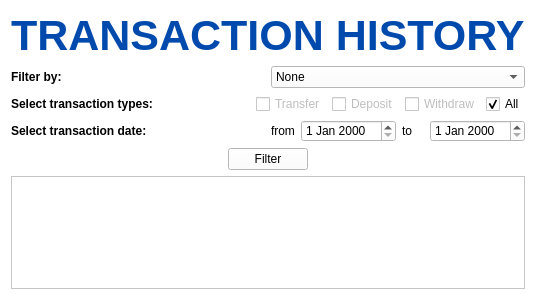
Before: the Qt Designer form resources/ui_files/transaction_history.ui in Errol-Anthony-Jano/CC15-Final-Project, drawn with Qt 5.
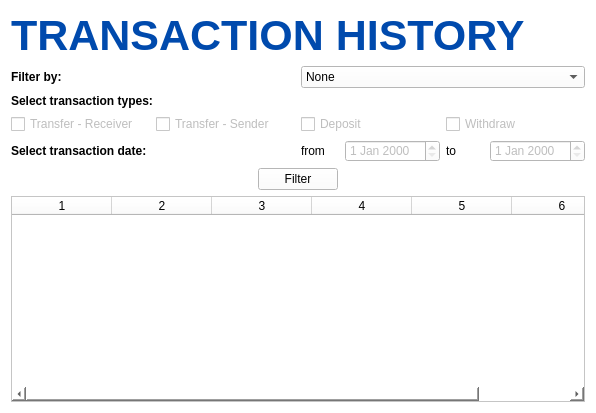
After: the same form once the commit is applied.

Patch:
```diff
--- a/resources/ui_files/transaction_history.ui
+++ b/resources/ui_files/transaction_history.ui
@@ -6,8 +6,8 @@
    <rect>
     <x>0</x>
     <y>0</y>
-    <width>400</width>
-    <height>300</height>
+    <width>596</width>
+    <height>413</height>
    </rect>
   </property>
   <property name="windowTitle">
@@ -17,7 +17,7 @@
    <string notr="true">background: #ffffff</string>
   </property>
   <layout class="QVBoxLayout" name="verticalLayout_2">
-   <item alignment="Qt::AlignHCenter">
+   <item>
     <widget class="QLabel" name="label">
      <property name="font">
       <font>
@@ -76,8 +76,6 @@
         </layout>
        </item>
        <item>
-        <layout class="QHBoxLayout" name="horizontalLayout_4">
-         <item>
           <widget class="QLabel" name="label_3">
            <property name="font">
             <font>
@@ -90,6 +88,8 @@
           </widget>
          </item>
          <item>
+        <layout class="QVBoxLayout" name="verticalLayout_4">
+         <item>
           <layout class="QHBoxLayout" name="horizontalLayout">
            <item>
             <widget class="QCheckBox" name="option_transfer">
@@ -97,7 +97,17 @@
               <bool>false</bool>
              </property>
              <property name="text">
-              <string>Transfer</string>
+              <string>Transfer - Receiver</string>
+             </property>
+            </widget>
+           </item>
+           <item>
+            <widget class="QCheckBox" name="option_transfer_send">
+             <property name="enabled">
+              <bool>false</bool>
+             </property>
+             <property name="text">
+              <string>Transfer - Sender</string>
              </property>
             </widget>
            </item>
@@ -121,16 +131,6 @@
              </property>
             </widget>
            </item>
-           <item>
-            <widget class="QCheckBox" name="option_all">
-             <property name="text">
-              <string>All</string>
-             </property>
-             <property name="checked">
-              <bool>true</bool>
-             </property>
-            </widget>
-           </item>
           </layout>
          </item>
         </layout>
@@ -161,7 +161,7 @@
            <item>
             <widget class="QDateEdit" name="dateEdit">
              <property name="enabled">
-              <bool>true</bool>
+              <bool>false</bool>
              </property>
             </widget>
            </item>
@@ -175,7 +175,7 @@
            <item>
             <widget class="QDateEdit" name="dateEdit_2">
              <property name="enabled">
-              <bool>true</bool>
+              <bool>false</bool>
              </property>
             </widget>
            </item>
@@ -191,7 +191,17 @@
         </widget>
        </item>
        <item>
-        <widget class="QTableView" name="tableView"/>
+        <widget class="QTableWidget" name="tbl_transaction_history">
+         <property name="columnCount">
+          <number>6</number>
+         </property>
+         <column/>
+         <column/>
+         <column/>
+         <column/>
+         <column/>
+         <column/>
+        </widget>
        </item>
       </layout>
      </item>
```
Left out of the diff: 11 changed lines with no effect on the pictures. Lines whose indentation alone changed are shown as unchanged.
